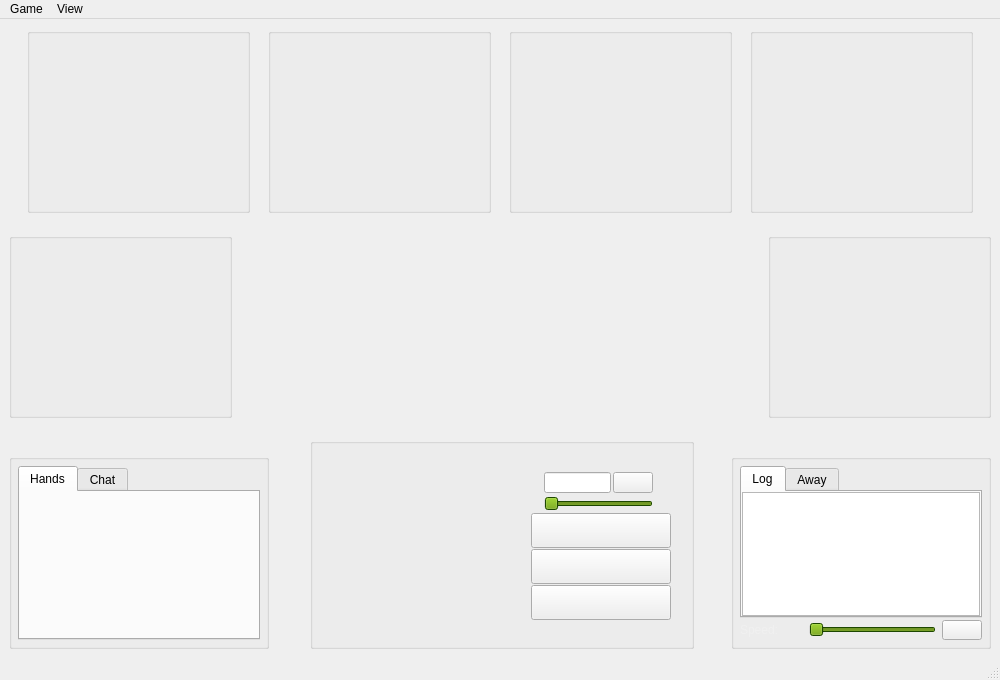
Before: the Qt Designer form src/gui/qt/mainwindow.ui in pokerth/pokerth, drawn with Qt 5.
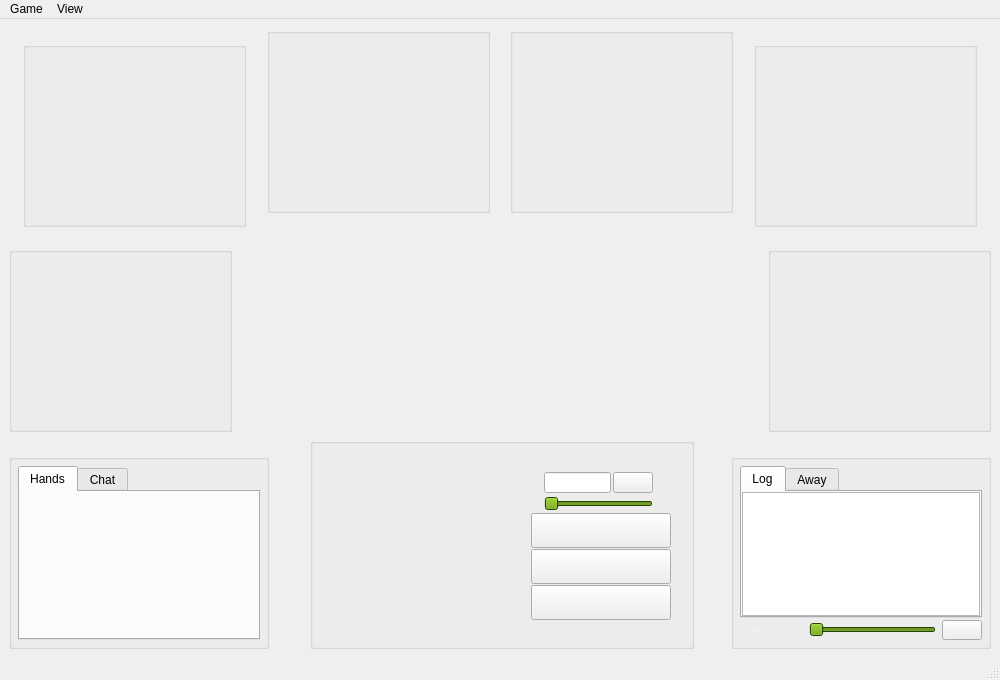
After: the same form once the commit is applied. Icons and pictures are not drawn. Custom widgets are drawn as their Qt base class.

What changed in the file:
```diff
--- a/src/gui/qt/mainwindow.ui
+++ b/src/gui/qt/mainwindow.ui
@@ -25,24 +25,9 @@
    <string>PokerTH 0.6-beta - The Open-Source Texas Holdem Engine</string>
   </property>
   <widget class="QWidget" name="centralwidget" >
-   <layout class="QGridLayout" >
-    <item row="0" column="0" >
+   <layout class="QVBoxLayout" >
+    <item>
      <layout class="QHBoxLayout" >
-      <property name="spacing" >
-       <number>0</number>
-      </property>
-      <property name="leftMargin" >
-       <number>0</number>
-      </property>
-      <property name="topMargin" >
-       <number>0</number>
-      </property>
-      <property name="rightMargin" >
-       <number>0</number>
-      </property>
-      <property name="bottomMargin" >
-       <number>0</number>
-      </property>
       <item>
        <spacer>
         <property name="orientation" >
@@ -52,6 +37,21 @@
          <size>
           <width>40</width>
           <height>20</height>
+         </size>
+        </property>
+       </spacer>
+      </item>
+      <item>
+       <layout class="QVBoxLayout" >
+        <item>
+         <spacer>
+          <property name="orientation" >
+           <enum>Qt::Vertical</enum>
+          </property>
+          <property name="sizeHint" >
+           <size>
+            <width>221</width>
+            <height>36</height>
          </size>
         </property>
        </spacer>
@@ -267,8 +267,26 @@
       <item>
        <spacer>
         <property name="orientation" >
+           <enum>Qt::Vertical</enum>
+          </property>
+          <property name="sizeHint" >
+           <size>
+            <width>221</width>
+            <height>36</height>
+           </size>
+          </property>
+         </spacer>
+        </item>
+       </layout>
+      </item>
+      <item>
+       <spacer>
+        <property name="orientation" >
          <enum>Qt::Horizontal</enum>
         </property>
+        <property name="sizeType" >
+         <enum>QSizePolicy::Expanding</enum>
+        </property>
         <property name="sizeHint" >
          <size>
           <width>40</width>
@@ -277,6 +295,8 @@
         </property>
        </spacer>
       </item>
+      <item>
+       <layout class="QVBoxLayout" >
       <item>
        <widget class="QGroupBox" name="groupBox3" >
         <property name="minimumSize" >
@@ -492,6 +512,21 @@
       <item>
        <spacer>
         <property name="orientation" >
+           <enum>Qt::Vertical</enum>
+          </property>
+          <property name="sizeHint" >
+           <size>
+            <width>151</width>
+            <height>90</height>
+           </size>
+          </property>
+         </spacer>
+        </item>
+       </layout>
+      </item>
+      <item>
+       <spacer>
+        <property name="orientation" >
          <enum>Qt::Horizontal</enum>
         </property>
         <property name="sizeHint" >
@@ -502,6 +537,8 @@
         </property>
        </spacer>
       </item>
+      <item>
+       <layout class="QVBoxLayout" >
       <item>
        <widget class="QGroupBox" name="groupBox4" >
         <property name="minimumSize" >
@@ -717,12 +754,42 @@
       <item>
        <spacer>
         <property name="orientation" >
+           <enum>Qt::Vertical</enum>
+          </property>
+          <property name="sizeHint" >
+           <size>
+            <width>21</width>
+            <height>81</height>
+           </size>
+          </property>
+         </spacer>
+        </item>
+       </layout>
+      </item>
+      <item>
+       <spacer>
+        <property name="orientation" >
          <enum>Qt::Horizontal</enum>
         </property>
         <property name="sizeHint" >
          <size>
           <width>40</width>
           <height>20</height>
+         </size>
+        </property>
+       </spacer>
+      </item>
+      <item>
+       <layout class="QVBoxLayout" >
+        <item>
+         <spacer>
+          <property name="orientation" >
+           <enum>Qt::Vertical</enum>
+          </property>
+          <property name="sizeHint" >
+           <size>
+            <width>20</width>
+            <height>40</height>
          </size>
         </property>
        </spacer>
@@ -942,6 +1009,21 @@
       <item>
        <spacer>
         <property name="orientation" >
+           <enum>Qt::Vertical</enum>
+          </property>
+          <property name="sizeHint" >
+           <size>
+            <width>20</width>
+            <height>40</height>
+           </size>
+          </property>
+         </spacer>
+        </item>
+       </layout>
+      </item>
+      <item>
+       <spacer>
+        <property name="orientation" >
          <enum>Qt::Horizontal</enum>
         </property>
         <property name="sizeHint" >
@@ -954,20 +1036,7 @@
       </item>
      </layout>
     </item>
-    <item row="1" column="0" >
-     <spacer>
-      <property name="orientation" >
-       <enum>Qt::Vertical</enum>
-      </property>
-      <property name="sizeHint" >
-       <size>
-        <width>982</width>
-        <height>16</height>
-       </size>
-      </property>
-     </spacer>
-    </item>
-    <item row="2" column="0" >
+    <item>
      <layout class="QHBoxLayout" >
       <property name="spacing" >
        <number>0</number>
@@ -1830,20 +1899,7 @@
       </item>
      </layout>
     </item>
-    <item row="3" column="0" >
-     <spacer>
-      <property name="orientation" >
-       <enum>Qt::Vertical</enum>
-      </property>
-      <property name="sizeHint" >
-       <size>
-        <width>982</width>
-        <height>16</height>
-       </size>
-      </property>
-     </spacer>
-    </item>
-    <item row="4" column="0" >
+    <item>
      <layout class="QHBoxLayout" >
       <property name="spacing" >
        <number>0</number>
@@ -2032,6 +2088,21 @@
        </spacer>
       </item>
       <item>
+       <layout class="QVBoxLayout" >
+        <item>
+         <spacer>
+          <property name="orientation" >
+           <enum>Qt::Vertical</enum>
+          </property>
+          <property name="sizeHint" >
+           <size>
+            <width>321</width>
+            <height>20</height>
+           </size>
+          </property>
+         </spacer>
+        </item>
+        <item>
        <widget class="QGroupBox" name="groupBox0" >
         <property name="enabled" >
          <bool>true</bool>
@@ -2632,6 +2703,8 @@
          </item>
         </layout>
        </widget>
+        </item>
+       </layout>
       </item>
       <item>
        <spacer>
```
Lines whose indentation alone changed are shown as unchanged.
